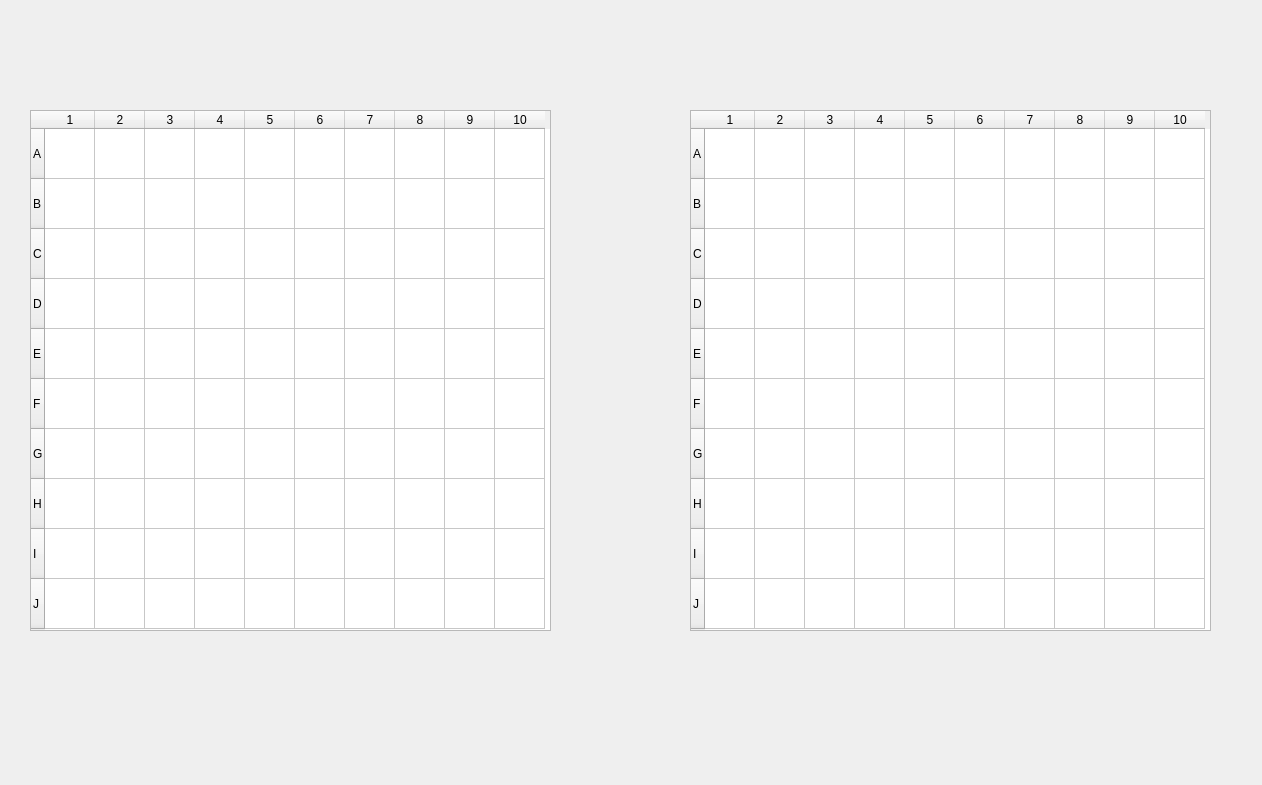
Qt form newgame.ui (ivanprokoff/seabattle_) before a commit.
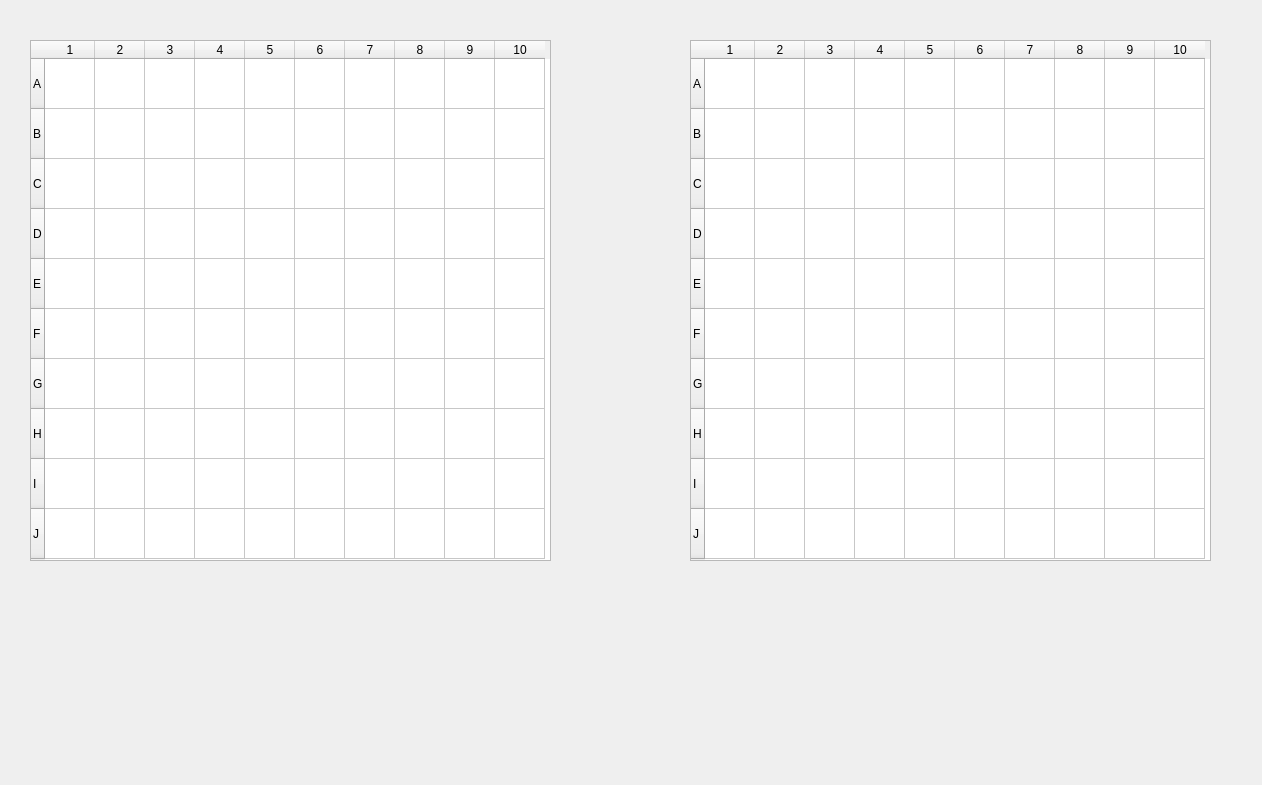
The same form after that commit.

```diff
--- a/newgame.ui
+++ b/newgame.ui
@@ -10,6 +10,24 @@
     <height>785</height>
    </rect>
   </property>
+     <property name="sizePolicy">
+         <sizepolicy hsizetype="Fixed" vsizetype="Fixed">
+             <horstretch>0</horstretch>
+             <verstretch>0</verstretch>
+         </sizepolicy>
+     </property>
+     <property name="minimumSize">
+         <size>
+             <width>1262</width>
+             <height>785</height>
+         </size>
+     </property>
+     <property name="maximumSize">
+         <size>
+             <width>1262</width>
+             <height>785</height>
+         </size>
+     </property>
   <property name="windowTitle">
    <string>Form</string>
   </property>
@@ -17,7 +35,7 @@
    <property name="geometry">
     <rect>
      <x>30</x>
-     <y>110</y>
+                 <y>40</y>
      <width>521</width>
      <height>521</height>
     </rect>
@@ -174,7 +192,7 @@
    <property name="geometry">
     <rect>
      <x>690</x>
-     <y>110</y>
+        <y>40</y>
      <width>521</width>
      <height>521</height>
     </rect>
```
Lines whose indentation alone changed are shown as unchanged.
